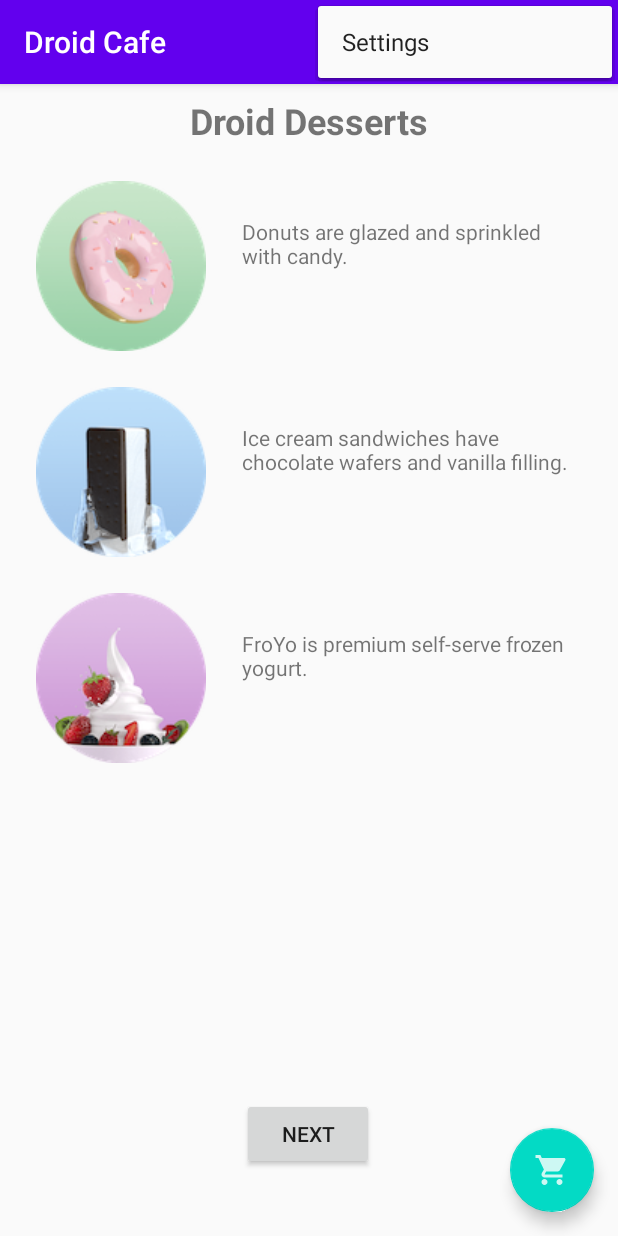
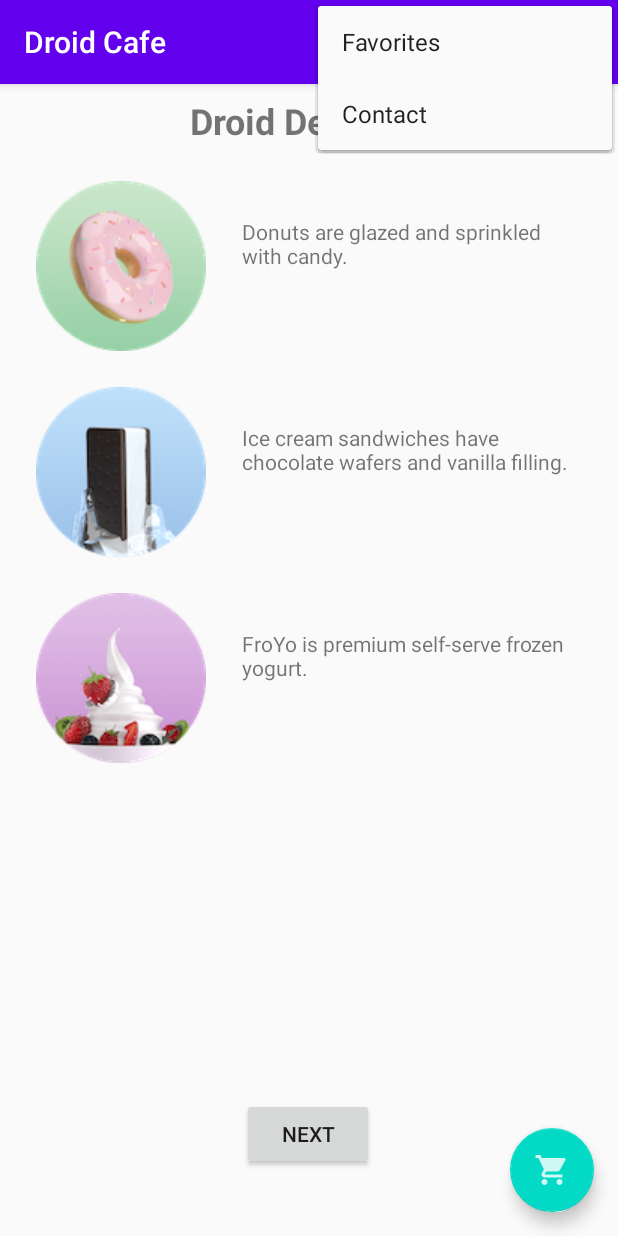
Before and after one commit to patgra91/android-tutorial-10, an Android app: the screen it shows after launch (MainActivity), with the options menu open, on a phone screen of 412 x 824 dp. Run offline under Robolectric (Android 15) with nearby library versions, the phone set to English and light mode, and no system bars.

Commit message:
Handle action bar settings menu display and selection

```diff
--- a/app/src/main/java/com/example/droidcafe/MainActivity.java
+++ b/app/src/main/java/com/example/droidcafe/MainActivity.java
@@ -50,13 +50,22 @@ public class MainActivity extends AppCompatActivity {
         // Handle action bar item clicks here. The action bar will
         // automatically handle clicks on the Home/Up button, so long
         // as you specify a parent activity in AndroidManifest.xml.
-        int id = item.getItemId();
-
-        //noinspection SimplifiableIfStatement
-        if (id == R.id.action_settings) {
-            return true;
+        switch (item.getItemId()){
+            case R.id.action_order:
+                displayToast(getString(R.string.action_order_message));
+                return true;
+            case R.id.action_status:
+                displayToast(getString(R.string.action_status_message));
+                return true;
+            case R.id.action_favorites:
+                displayToast(getString(R.string.action_favorites_message));
+                return true;
+            case R.id.action_contact:
+                displayToast(getString(R.string.action_contact_message));
+                return true;
+            default:
+                break;
         }
-
         return super.onOptionsItemSelected(item);
     }
 
--- /dev/null
+++ b/app/src/main/res/drawable-anydpi/ic_favorites.xml
@@ -0,0 +1,11 @@
+<vector xmlns:android="http://schemas.android.com/apk/res/android"
+    android:width="24dp"
+    android:height="24dp"
+    android:viewportWidth="24"
+    android:viewportHeight="24"
+    android:tint="#FFFFFF"
+    android:alpha="0.8">
+  <path
+      android:fillColor="@android:color/white"
+      android:pathData="M12,21.35l-1.45,-1.32C5.4,15.36 2,12.28 2,8.5 2,5.42 4.42,3 7.5,3c1.74,0 3.41,0.81 4.5,2.09C13.09,3.81 14.76,3 16.5,3 19.58,3 22,5.42 22,8.5c0,3.78 -3.4,6.86 -8.55,11.54L12,21.35z"/>
+</vector>
--- /dev/null
+++ b/app/src/main/res/drawable-anydpi/ic_status_info.xml
@@ -0,0 +1,11 @@
+<vector xmlns:android="http://schemas.android.com/apk/res/android"
+    android:width="24dp"
+    android:height="24dp"
+    android:viewportWidth="24"
+    android:viewportHeight="24"
+    android:tint="#FFFFFF"
+    android:alpha="0.8">
+  <path
+      android:fillColor="@android:color/white"
+      android:pathData="M12,2C6.48,2 2,6.48 2,12s4.48,10 10,10 10,-4.48 10,-10S17.52,2 12,2zM13,17h-2v-6h2v6zM13,9h-2L11,7h2v2z"/>
+</vector>
--- a/app/src/main/res/menu/menu_main.xml
+++ b/app/src/main/res/menu/menu_main.xml
@@ -3,8 +3,29 @@
     xmlns:tools="http://schemas.android.com/tools"
     tools:context="com.example.droidcafe.MainActivity">
     <item
-        android:id="@+id/action_settings"
+        android:id="@+id/action_contact"
         android:orderInCategory="100"
-        android:title="@string/action_settings"
+        android:title="@string/action_contact"
         app:showAsAction="never" />
+
+    <item
+        android:id="@+id/action_order"
+        android:icon="@drawable/ic_shopping_cart"
+        android:orderInCategory="10"
+        android:title="@string/action_order"
+        app:showAsAction="always" />
+
+    <item
+        android:id="@+id/action_status"
+        android:icon="@drawable/ic_status_info"
+        android:orderInCategory="20"
+        android:title="@string/action_status"
+        app:showAsAction="always" />
+
+    <item
+        android:id="@+id/action_favorites"
+        android:icon="@drawable/ic_favorites"
+        android:orderInCategory="30"
+        android:title="@string/action_favorites"
+        app:showAsAction="ifRoom" />
 </menu>
--- a/app/src/main/res/values/strings.xml
+++ b/app/src/main/res/values/strings.xml
@@ -32,6 +32,16 @@
     <string name="next_day_ground_delivery">Next day ground delivery</string>
     <string name="pick_up">Pick up</string>
 
+    <string name="action_contact">Contact</string>
+    <string name="action_order">Order</string>
+    <string name="action_status">Status</string>
+    <string name="action_favorites">Favorites</string>
+
+    <string name="action_order_message">You selected Order.</string>
+    <string name="action_status_message">You selected Status.</string>
+    <string name="action_favorites_message">You selected Favorites.</string>
+    <string name="action_contact_message">You selected Contact.</string>
+
     <string-array name="labels_array">
         <item>Home</item>
         <item>Work</item>
```
Also changed, not shown: app/src/main/res/drawable-hdpi/ic_favorites.png (added), app/src/main/res/drawable-hdpi/ic_status_info.png (added), app/src/main/res/drawable-mdpi/ic_favorites.png (added), app/src/main/res/drawable-mdpi/ic_status_info.png (added), app/src/main/res/drawable-xhdpi/ic_favorites.png (added), app/src/main/res/drawable-xhdpi/ic_status_info.png (added), app/src/main/res/drawable-xxhdpi/ic_favorites.png (added), app/src/main/res/drawable-xxhdpi/ic_status_info.png (added).
